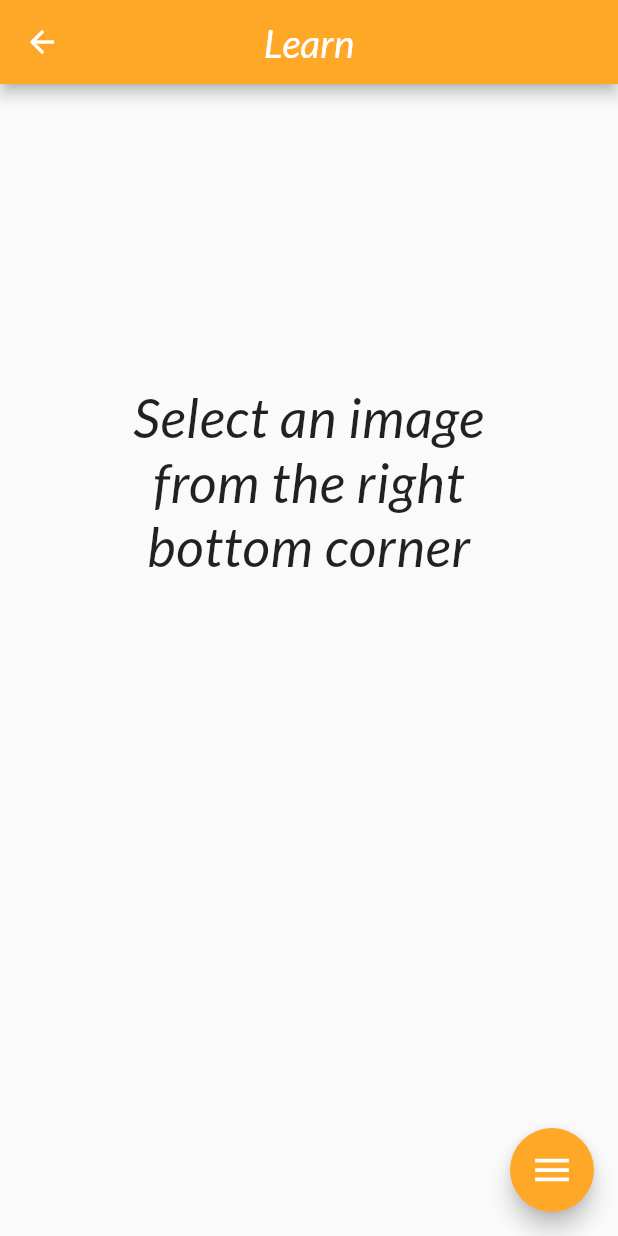
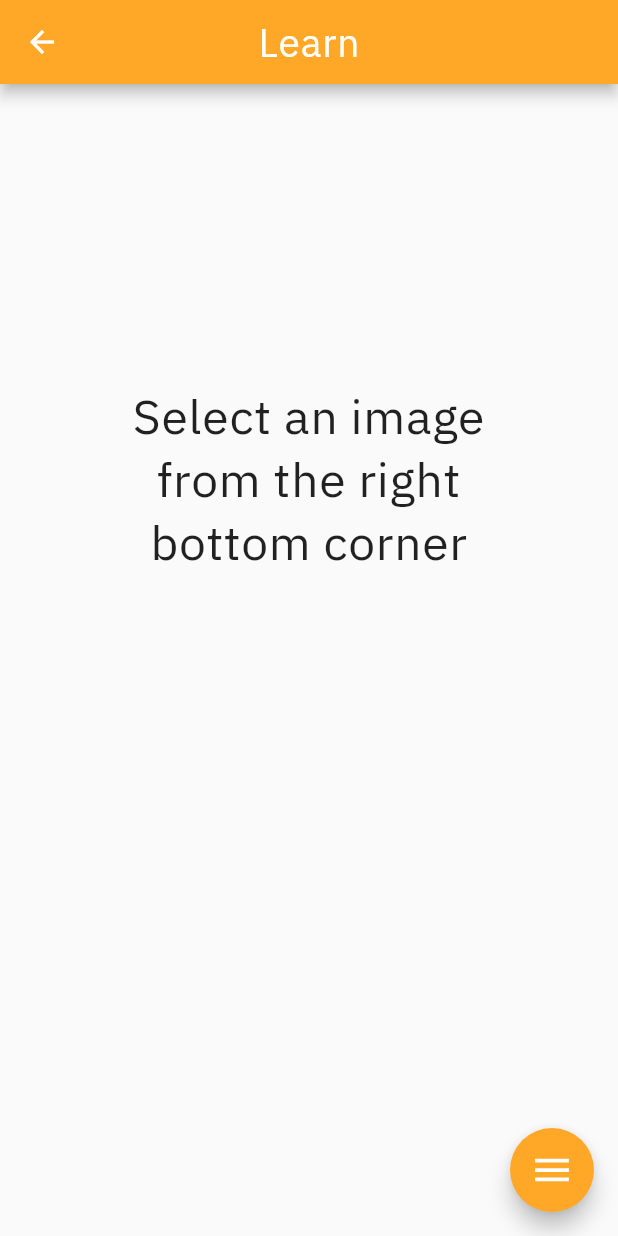
Before and after one commit to hongyu1738/plum_test, a Flutter app: the screen it shows after launch, after a tap on "Learn", on a phone screen of 412 x 824 dp. Run offline on Flutter 3.47's test engine with Material 2 defaults, Android fonts, the phone set to English and light mode, and no system bars; drawn by our look-alikes of flutter_speed_dial; our stand-ins replace animate_do, cloud_firestore, firebase_core, firebase_storage, flutter_staggered_animations, flutter_tts and 6 more; missing offline and left inert: tflite; accounts and stored records are empty; network calls fail.

Commit message:
Added dependencies for Model Bottom Sheet
- Created a model bottom sheet to display when Games button is pressed
- Set the fonts from Lato to IBM Plex Sans
- Removed card and elevation for display of images in Revision
- Added routing for vocabularyQuiz
- Added alphabetic sorting for elements in classResult list
- Added comments for image.dart, view.dart and revision.dart

```diff
--- a/lib/main.dart
+++ b/lib/main.dart
@@ -2,6 +2,7 @@ import 'package:flutter/material.dart';
 import 'package:plum_test/models/image.dart';
 import 'package:plum_test/screens/home/home.dart';
 import 'package:plum_test/screens/learn/camera.dart';
+import 'package:plum_test/screens/quiz/vocabulary_quiz.dart';
 import 'package:plum_test/screens/revision/revision.dart';
 import 'package:plum_test/screens/settings/settings.dart';
 import 'package:firebase_core/firebase_core.dart';
@@ -28,6 +29,7 @@ class MyApp extends StatelessWidget {
             return Revision();
           }
         ),
+        '/vocabularyQuiz' : (context) => VocabularyQuiz(),
       },
     );
   }
--- a/lib/screens/home/home.dart
+++ b/lib/screens/home/home.dart
@@ -1,8 +1,10 @@
 import 'package:flutter/material.dart';
 import 'package:animate_do/animate_do.dart';
 import 'package:google_fonts/google_fonts.dart';
+import 'package:modal_bottom_sheet/modal_bottom_sheet.dart';
 
 class Home extends StatelessWidget {
+  const Home({ Key key }) : super(key: key);
 
   @override
   Widget build(BuildContext context) {
@@ -17,20 +19,17 @@ class Home extends StatelessWidget {
                     onPressed: (){
                       Navigator.pushNamed(context, '/camera');
                     },
-                    icon: Icon(Icons.book),
-                    label: Text('Learn',
-                    style: GoogleFonts.lato(
-                      //textStyle: Theme.of(context).textTheme.headline4,
-                      fontSize: 24,
-                      fontWeight: FontWeight.w600,
-                      fontStyle: FontStyle.italic,
-                    )),
+                    icon: Icon(Icons.camera_alt_rounded),
+                    label: Text('Learn'),
 
                   style: ElevatedButton.styleFrom(
                     // background color
                     primary: Colors.orange,
                     padding: EdgeInsets.symmetric(horizontal: 30, vertical: 15),
-                      textStyle: TextStyle(fontSize: 20),
+                    textStyle: GoogleFonts.ibmPlexSans(
+                      fontSize: 24,
+                      fontWeight: FontWeight.w500,
+                    ),
                   )
                 ),
               ),
@@ -43,18 +42,84 @@ class Home extends StatelessWidget {
                       Navigator.pushNamed(context, '/revision');
                     },
                     icon: Icon(Icons.photo_album_rounded),
-                    label: Text('Revision',
-                    style: GoogleFonts.lato(
-                      //textStyle: Theme.of(context).textTheme.headline4,
-                      fontSize: 24,
-                      fontWeight: FontWeight.w600,
-                      fontStyle: FontStyle.italic,
-                    )),
+                    label: Text('Revision'),
                   style: ElevatedButton.styleFrom(
                     // background color
                     primary: Colors.orange,
                     padding: EdgeInsets.symmetric(horizontal: 30, vertical: 15),
-                      textStyle: TextStyle(fontSize: 20),
+                    textStyle: GoogleFonts.ibmPlexSans(
+                      fontSize: 24,
+                      fontWeight: FontWeight.w500,
+                    ),
+                  )
+                ),
+              ),
+
+              SizedBox(height: 20),
+
+              BounceInDown(
+                child: ElevatedButton.icon(
+                    onPressed: (){
+                      showMaterialModalBottomSheet(
+                        context: context,
+                        builder: (context){
+                          return Column(
+                            mainAxisSize: MainAxisSize.min,
+                            children: [
+                              Padding(
+                                padding: EdgeInsets.fromLTRB(16, 20, 16, 8),
+                                child: Text("Games",
+                                style: GoogleFonts.ibmPlexSans(
+                                  //textStyle: Theme.of(context).textTheme.headline4,
+                                  fontSize: 28,
+                                  fontWeight: FontWeight.w500,
+                                  //fontStyle: FontStyle.italic,
+                                )),
+                              ),
+
+                              Padding(
+                                padding: EdgeInsets.fromLTRB(16, 8, 16, 20),
+                                child: Text("Test your skills!",
+                                style: GoogleFonts.ibmPlexSans(
+                                  //textStyle: Theme.of(context).textTheme.headline4,
+                                  fontSize: 20,
+                                  //fontWeight: FontWeight.w600,
+                                  //fontStyle: FontStyle.italic,
+                                )),
+                              ),
+
+                              ListTile(
+                                title: Text('Vocabulary Quiz',
+                                style: GoogleFonts.ibmPlexSans(
+                                  //textStyle: Theme.of(context).textTheme.headline4,
+                                  fontSize: 24,
+                                  //fontWeight: FontWeight.w600,
+                                  //fontStyle: FontStyle.italic,
+                                )),
+                                onTap: () {
+                                  Navigator.pop(context);
+                                  Navigator.pushNamed(context, '/vocabularyQuiz');
+                                },
+                              ),
+
+                              SizedBox(height: 30),
+                            ],
+                          );
+                        }
+                      );
+                    },
+
+                    icon: Icon(Icons.games_rounded),
+                    label: Text('Games'),
+
+                  style: ElevatedButton.styleFrom(
+                    // background color
+                    primary: Colors.orange,
+                    padding: EdgeInsets.symmetric(horizontal: 30, vertical: 15),
+                    textStyle: GoogleFonts.ibmPlexSans(
+                      fontSize: 24,
+                      fontWeight: FontWeight.w500,
+                    ),
                   )
                 ),
               ),
@@ -67,18 +132,15 @@ class Home extends StatelessWidget {
                       Navigator.pushNamed(context, '/settings');
                     },
                     icon: Icon(Icons.settings),
-                    label: Text('Settings',
-                    style: GoogleFonts.lato(
-                      //textStyle: Theme.of(context).textTheme.headline4,
-                      fontSize: 24,
-                      fontWeight: FontWeight.w600,
-                      fontStyle: FontStyle.italic,
-                    )),
+                    label: Text('Settings'),
                   style: ElevatedButton.styleFrom(
                     // background color
                     primary: Colors.orange,
                     padding: EdgeInsets.symmetric(horizontal: 30, vertical: 15),
-                      textStyle: TextStyle(fontSize: 20),
+                    textStyle: GoogleFonts.ibmPlexSans(
+                      fontSize: 24,
+                      fontWeight: FontWeight.w500,
+                    ),
                   )
                 ),
               ),
--- a/lib/screens/learn/camera.dart
+++ b/lib/screens/learn/camera.dart
@@ -14,6 +14,7 @@ import 'package:flutter_tts/flutter_tts.dart';
 import 'package:toast/toast.dart';
 
 class Camera extends StatefulWidget {
+  const Camera({ Key key }) : super(key: key);
 
   @override
   _CameraState createState() => _CameraState();
@@ -229,11 +230,12 @@ class _CameraState extends State<Camera> {
         backgroundColor: Colors.orange[400],
         centerTitle: true,
         title: Text('Learn',
-        style: GoogleFonts.lato(
+        style: GoogleFonts.ibmPlexSans(
           //textStyle: Theme.of(context).textTheme.headline4,
           fontSize: 26,
-          fontWeight: FontWeight.w500,
-          fontStyle: FontStyle.italic,
+          fontWeight: FontWeight.w400,
+          letterSpacing: .5,
+          //fontStyle: FontStyle.italic,
         )),
         // titleTextStyle: TextStyle(
         //   fontSize: 24.0,
@@ -253,11 +255,10 @@ class _CameraState extends State<Camera> {
                     width: 300,
                     child: Text('Select an image from the right bottom corner',
                     textAlign: TextAlign.center,
-                    style: GoogleFonts.lato(
-                      //textStyle: Theme.of(context).textTheme.headline4,
-                      fontSize: 36,
-                      fontWeight: FontWeight.w500,
-                      fontStyle: FontStyle.italic,
+                    style: GoogleFonts.ibmPlexSans(
+                      fontSize: 32,
+                      fontWeight: FontWeight.w400,
+                      //fontStyle: FontStyle.italic,
                       letterSpacing: .5,
                     ),
                     ),
@@ -287,35 +288,37 @@ class _CameraState extends State<Camera> {
 
                 Row(
                   children: [
-                    Spacer(),
+                    Spacer(flex: 2),
 
                     Expanded(
-                      flex: 3,
+                      flex: 7,
                       child: Center(
                         child: Text("$_label",
-                        style: GoogleFonts.lato(
+                        style: GoogleFonts.ibmPlexSans(
                           //textStyle: Theme.of(context).textTheme.headline4,
                           fontSize: 40,
-                          fontWeight: FontWeight.w500,
+                          fontWeight: FontWeight.w400,
                           //fontStyle: FontStyle.italic,
-                          letterSpacing: .5,
+                          letterSpacing: .8,
                         ),
                         ),
                       ),
                     ),
 
+                    Spacer(),
+
                     Expanded(
-                      flex: 1,
+                      flex: 2,
                       child: IconButton(
                         onPressed: getSpeech,
                         icon: Icon(Icons.volume_up_rounded),
                         color: Colors.grey[800],
-                        iconSize: 44,
+                        iconSize: 38,
                         tooltip: "Press for pronounciation",
                       ),
                     ),
 
-                    Spacer(),
+                    Spacer(flex: 2),
                   ],
                 ),
               ],
@@ -337,11 +340,13 @@ class _CameraState extends State<Camera> {
               backgroundColor: Colors.white,
               onTap: getImageFromCamera,
               label: 'Camera',
-              labelStyle: GoogleFonts.lato(
-                  fontWeight: FontWeight.w600,
+              labelStyle: GoogleFonts.ibmPlexSans(
+                  fontWeight: FontWeight.w400,
                   color: Colors.white,
-                  fontSize: 24.0,
-                  fontStyle: FontStyle.italic),
+                  fontSize: 24,
+                  letterSpacing: .5,
+                  // fontStyle: FontStyle.italic,
+              ),
               labelBackgroundColor: Colors.orange[400]
           ),
 
@@ -350,11 +355,13 @@ class _CameraState extends State<Camera> {
               backgroundColor: Colors.white,
               onTap: getImageFromGallery,
               label: 'Gallery',
-              labelStyle: GoogleFonts.lato(
-                  fontWeight: FontWeight.w600,
+              labelStyle: GoogleFonts.ibmPlexSans(
+                  fontWeight: FontWeight.w400,
                   color: Colors.white,
-                  fontSize: 24.0,
-                  fontStyle: FontStyle.italic),
+                  fontSize: 24,
+                  letterSpacing: .5,
+                  // fontStyle: FontStyle.italic,
+              ),
               labelBackgroundColor: Colors.orange[400]
           ),
         ],
--- a/lib/screens/settings/settings.dart
+++ b/lib/screens/settings/settings.dart
@@ -1,6 +1,7 @@
 import 'package:flutter/material.dart';
 
 class Settings extends StatefulWidget {
+  const Settings({ Key key }) : super(key: key);
 
   @override
   _SettingsState createState() => _SettingsState();
--- a/pubspec.yaml
+++ b/pubspec.yaml
@@ -44,6 +44,7 @@ dependencies:
   animate_do: ^2.0.0
   google_fonts: ^2.1.0
   toast: ^0.1.5
+  modal_bottom_sheet: ^2.0.0
 
 
 dev_dependencies:
```
Also changed, not shown: lib/layout/view.dart (+7 -10 lines), lib/models/image.dart (+18 -11 lines), lib/screens/quiz/vocabulary_quiz.dart (added, +34 -0 lines), lib/screens/revision/revision.dart (+21 -15 lines), pubspec.lock. Lines whose indentation alone changed are shown as unchanged.
